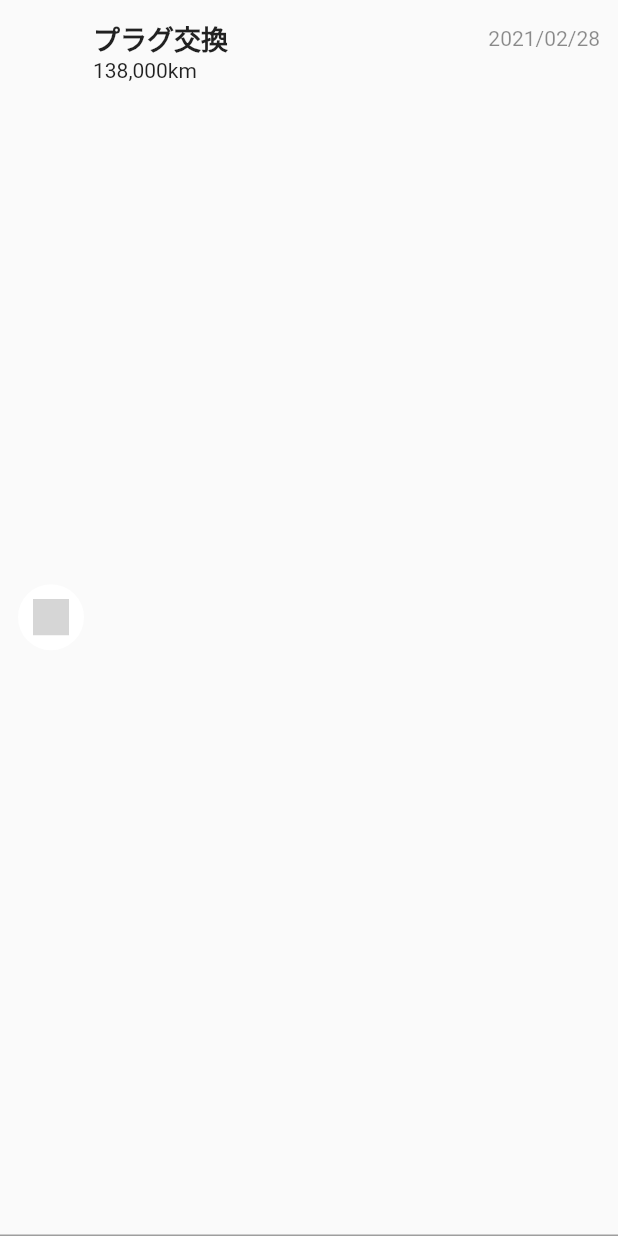
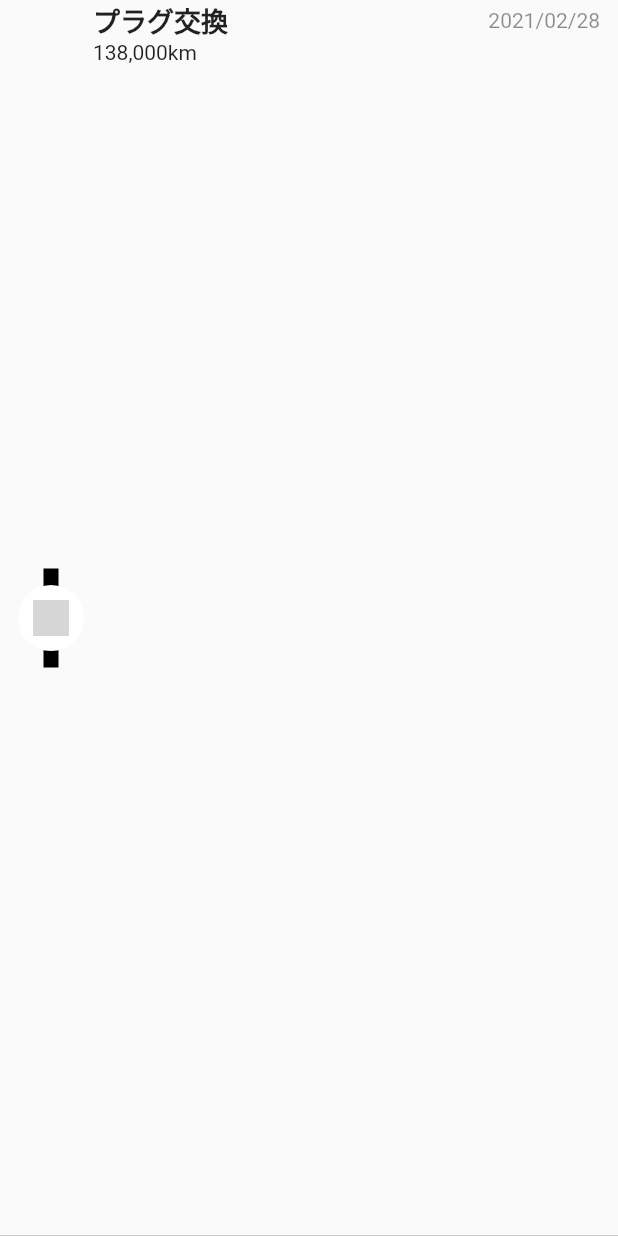
Before and after one commit to hori-imuuzak/flutter_circuit_diary_app, a Flutter app: the CarMaintenanceItem widget shown alone on an empty page, opened directly, on a phone screen of 412 x 824 dp. Run offline on Flutter 3.47's test engine with Material 2 defaults, Android fonts, the phone set to English and light mode, and no system bars; our stand-ins replace cloud_firestore, firebase_auth, firebase_core, flutter_speed_dial, flutter_svg, freezed_annotation and 5 more; missing offline and left inert: flutter_state_notifier; accounts and stored records are empty; generated files the repository leaves out were written again; network calls fail; grey boxes are pictures that could not be loaded.

Commit message:
add: design

```diff
--- a/lib/app/ui/widget/carmaintenance/car_maintenance_item.dart
+++ b/lib/app/ui/widget/carmaintenance/car_maintenance_item.dart
@@ -18,21 +18,32 @@ class CarMaintenanceItem extends StatelessWidget {
                     top: BorderSide.none,
                     left: BorderSide.none,
                     right: BorderSide.none,
-                    bottom: BorderSide(width: 1.0, color: Colors.grey))),
+                    bottom: BorderSide(width: 0.0, color: Colors.grey))),
             child: Padding(
-              padding: EdgeInsets.all(Space.S),
+              padding: EdgeInsets.symmetric(horizontal: Space.S),
               child: Row(
                 children: [
                   // アイコン
+                  Stack(
+                    alignment: Alignment.center,
+                    children: [
+                      Container(
+                        width: 10,
+                        height: 66,
+                        color: Colors.black,
+                      ),
                       Container(
                           width: 44.0,
                           height: 44.0,
                           decoration: BoxDecoration(
-                          shape: BoxShape.circle, color: _getTypeColor(type)),
+                              shape: BoxShape.circle,
+                              color: _getTypeColor(type)),
                           child: Padding(
                               padding: EdgeInsets.all(10),
                               child: SvgIcon(
                                   assetName: _getIconName(type), size: 24))),
+                    ],
+                  ),
                   Expanded(
                       child: Padding(
                           padding: EdgeInsets.only(left: Space.XS),
--- a/lib/app/ui/widget/carmanagement/car_item.dart
+++ b/lib/app/ui/widget/carmanagement/car_item.dart
@@ -19,7 +19,7 @@ class CarItem extends StatelessWidget {
                     top: BorderSide.none,
                     left: BorderSide.none,
                     right: BorderSide.none,
-                    bottom: BorderSide(width: 1.0, color: Colors.grey))),
+                    bottom: BorderSide(width: 0.0, color: Colors.grey))),
             child: Row(
               mainAxisSize: MainAxisSize.max,
               children: [
```
Lines whose indentation alone changed are shown as unchanged.
